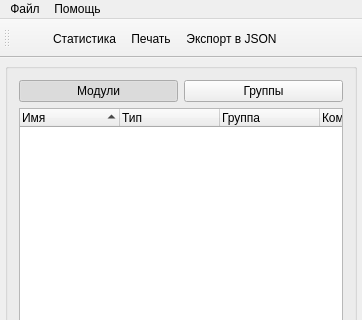
Tyill/SVisual, file src/SVViewer/forms/mainWin.ui: the form before one commit; both pictures show x 0 to 362 and y 0 to 320 of the 362 by 708 pixel window.
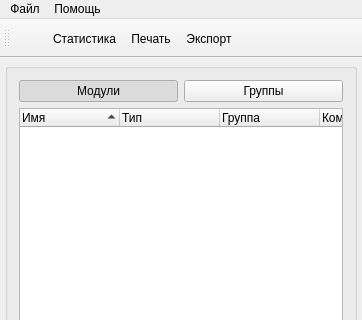
The form after the commit. Icons and pictures are not drawn. Custom widgets are drawn as their Qt base class.

The edit to the form file:
```diff
--- a/src/SVViewer/forms/mainWin.ui
+++ b/src/SVViewer/forms/mainWin.ui
@@ -307,7 +307,7 @@
      <normaloff>:/SVViewer/images/export.png</normaloff>:/SVViewer/images/export.png</iconset>
    </property>
    <property name="text">
-    <string>Экспорт в JSON</string>
+    <string>Экспорт</string>
    </property>
   </action>
  </widget>
```
